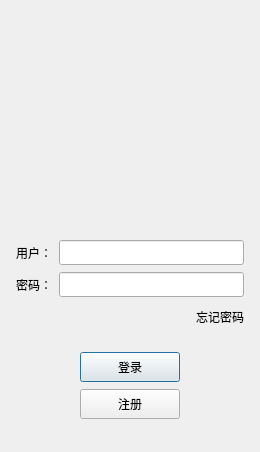
Before: the Qt Designer form src/logindialog.ui in pear1-pea/fullstack-chatting, drawn with Qt 5.
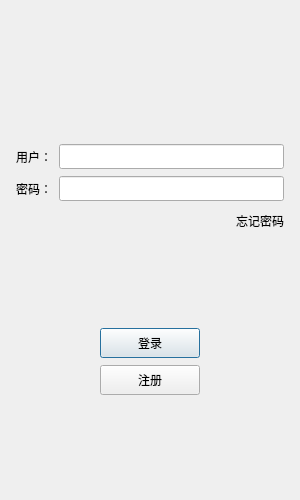
After: the same form once the commit is applied. Icons and pictures are not drawn.

Diff of the .ui file:
```diff
--- a/src/logindialog.ui
+++ b/src/logindialog.ui
@@ -6,10 +6,22 @@
    <rect>
     <x>0</x>
     <y>0</y>
-    <width>260</width>
-    <height>452</height>
+    <width>300</width>
+    <height>500</height>
    </rect>
   </property>
+  <property name="minimumSize">
+   <size>
+    <width>300</width>
+    <height>500</height>
+   </size>
+  </property>
+  <property name="maximumSize">
+   <size>
+    <width>300</width>
+    <height>500</height>
+   </size>
+  </property>
   <property name="windowTitle">
    <string>Dialog</string>
   </property>
@@ -35,14 +47,14 @@
       <widget class="QWidget" name="widget" native="true">
        <property name="minimumSize">
         <size>
-         <width>200</width>
-         <height>200</height>
+         <width>0</width>
+         <height>0</height>
         </size>
        </property>
        <property name="maximumSize">
         <size>
-         <width>200</width>
-         <height>200</height>
+         <width>500</width>
+         <height>500</height>
         </size>
        </property>
        <layout class="QGridLayout" name="gridLayout">
@@ -50,14 +62,14 @@
          <widget class="QLabel" name="label">
           <property name="minimumSize">
            <size>
-            <width>200</width>
-            <height>200</height>
+            <width>0</width>
+            <height>0</height>
            </size>
           </property>
           <property name="maximumSize">
            <size>
-            <width>200</width>
-            <height>200</height>
+            <width>500</width>
+            <height>500</height>
            </size>
           </property>
           <property name="text">
@@ -69,6 +81,9 @@
           <property name="scaledContents">
            <bool>true</bool>
           </property>
+          <property name="alignment">
+           <set>Qt::AlignmentFlag::AlignCenter</set>
+          </property>
          </widget>
         </item>
        </layout>
```
Left out of the diff: 10 changed lines with no effect on the pictures.
